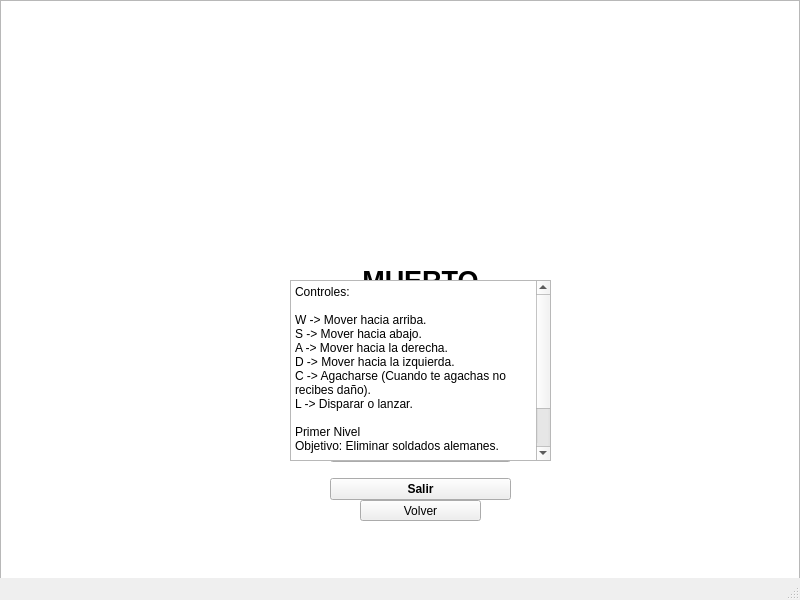
Old version of the form Ejecutable/mainwindow.ui in the repository Manueleorjuela/Proyecto-Final.
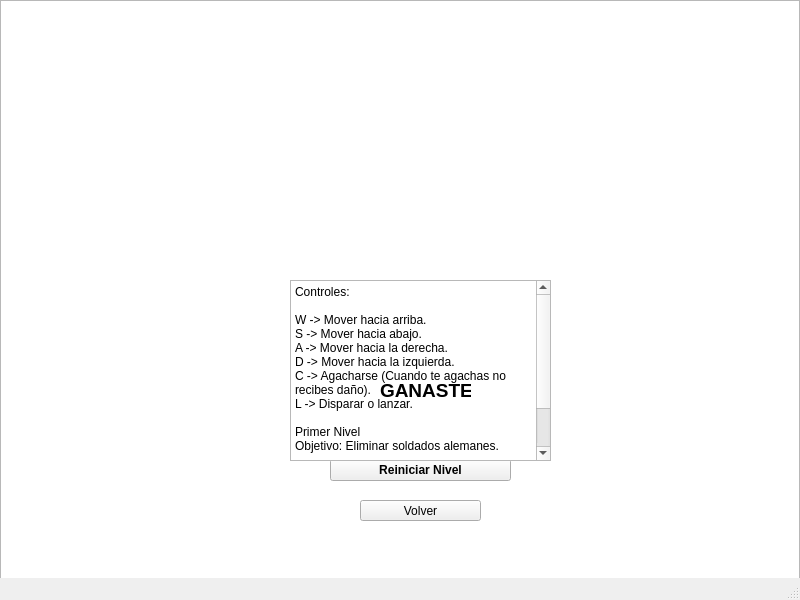
New version of the form.

Patch:
```diff
--- a/Ejecutable/mainwindow.ui
+++ b/Ejecutable/mainwindow.ui
@@ -109,41 +109,8 @@
        </property>
       </widget>
      </item>
-     <item>
-      <widget class="QPushButton" name="Salir_2">
-       <property name="font">
-        <font>
-         <family>System</family>
-         <bold>true</bold>
-        </font>
-       </property>
-       <property name="text">
-        <string>Salir</string>
-       </property>
-      </widget>
-     </item>
     </layout>
    </widget>
-   <widget class="QLabel" name="Aviso_Muerte">
-    <property name="geometry">
-     <rect>
-      <x>340</x>
-      <y>260</y>
-      <width>161</width>
-      <height>41</height>
-     </rect>
-    </property>
-    <property name="font">
-     <font>
-      <family>System</family>
-      <pointsize>20</pointsize>
-      <bold>true</bold>
-     </font>
-    </property>
-    <property name="text">
-     <string>&lt;html&gt;&lt;head/&gt;&lt;body&gt;&lt;p align=&quot;center&quot;&gt;MUERTO&lt;/p&gt;&lt;/body&gt;&lt;/html&gt;</string>
-    </property>
-   </widget>
    <widget class="QPlainTextEdit" name="Intrucciones">
     <property name="geometry">
      <rect>
@@ -194,12 +161,51 @@
      <string>Volver</string>
     </property>
    </widget>
+   <widget class="QLabel" name="Aviso_Partida_Terminada">
+    <property name="geometry">
+     <rect>
+      <x>380</x>
+      <y>370</y>
+      <width>91</width>
+      <height>41</height>
+     </rect>
+    </property>
+    <property name="font">
+     <font>
+      <pointsize>14</pointsize>
+      <bold>true</bold>
+     </font>
+    </property>
+    <property name="text">
+     <string>GANASTE</string>
+    </property>
+   </widget>
+   <widget class="QLabel" name="Mejor_Registro">
+    <property name="geometry">
+     <rect>
+      <x>380</x>
+      <y>370</y>
+      <width>91</width>
+      <height>31</height>
+     </rect>
+    </property>
+    <property name="font">
+     <font>
+      <pointsize>12</pointsize>
+      <bold>true</bold>
+     </font>
+    </property>
+    <property name="text">
+     <string/>
+    </property>
+   </widget>
    <zorder>graphicsView</zorder>
    <zorder>Menu_2</zorder>
    <zorder>Menu</zorder>
-   <zorder>Aviso_Muerte</zorder>
    <zorder>Intrucciones</zorder>
    <zorder>Volver</zorder>
+   <zorder>Aviso_Partida_Terminada</zorder>
+   <zorder>Mejor_Registro</zorder>
   </widget>
   <widget class="QStatusBar" name="statusbar"/>
  </widget>
```
